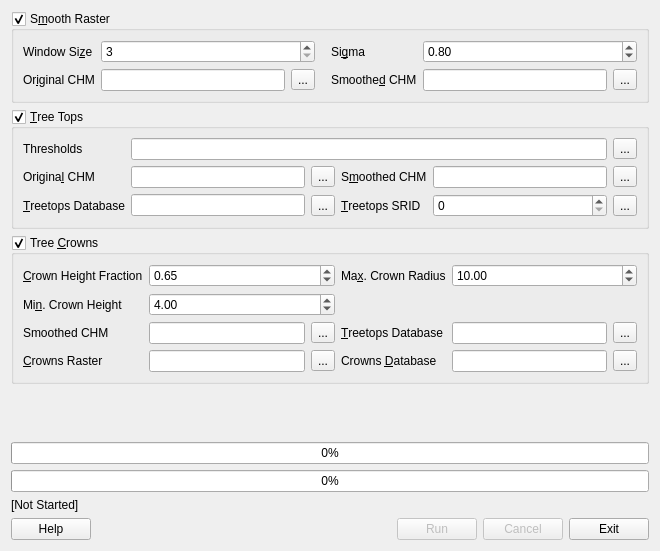
The window that src/apps/treetops.ui (rskelly/treetops) describes before a commit, drawn with Qt 5.
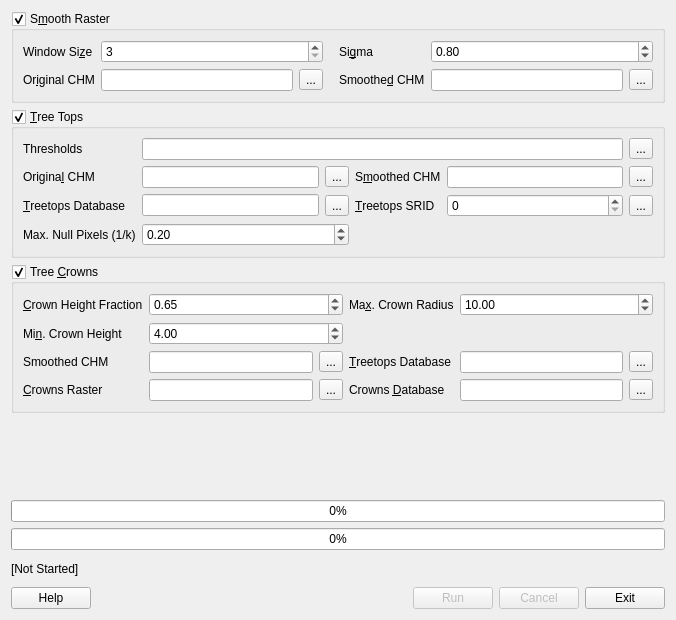
The same window after the commit.

Commit message: Added null pixel filter for tree tops. Resolves #34.

Diff of the .ui file:
```diff
--- a/src/apps/treetops.ui
+++ b/src/apps/treetops.ui
@@ -6,8 +6,8 @@
    <rect>
     <x>0</x>
     <y>0</y>
-    <width>660</width>
-    <height>551</height>
+    <width>676</width>
+    <height>620</height>
    </rect>
   </property>
   <property name="sizePolicy">
@@ -326,6 +326,26 @@
           </property>
          </widget>
         </item>
+        <item row="3" column="0">
+         <widget class="QLabel" name="label_3">
+          <property name="text">
+           <string>Max. Null Pixels (1/k)</string>
+          </property>
+         </widget>
+        </item>
+        <item row="3" column="1" colspan="2">
+         <widget class="QDoubleSpinBox" name="spnTopsMaxNulls">
+          <property name="maximum">
+           <double>1.000000000000000</double>
+          </property>
+          <property name="singleStep">
+           <double>0.100000000000000</double>
+          </property>
+          <property name="value">
+           <double>0.200000000000000</double>
+          </property>
+         </widget>
+        </item>
        </layout>
       </item>
      </layout>
```
Left out of the diff: 9 changed lines with no effect on the pictures. The commit also changes 4 other files.
